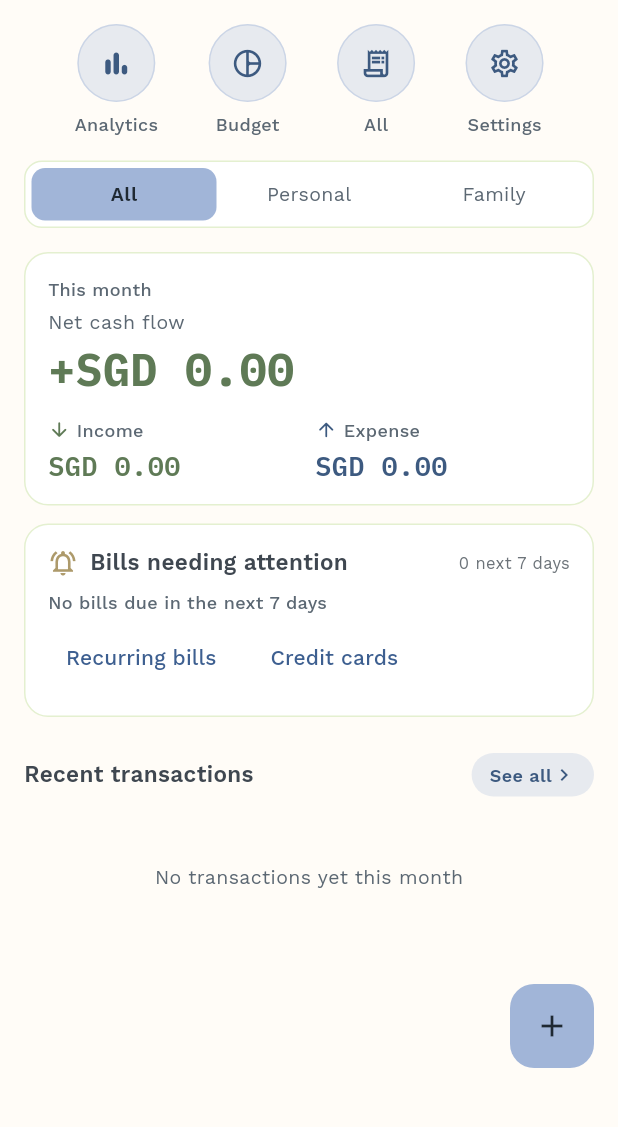
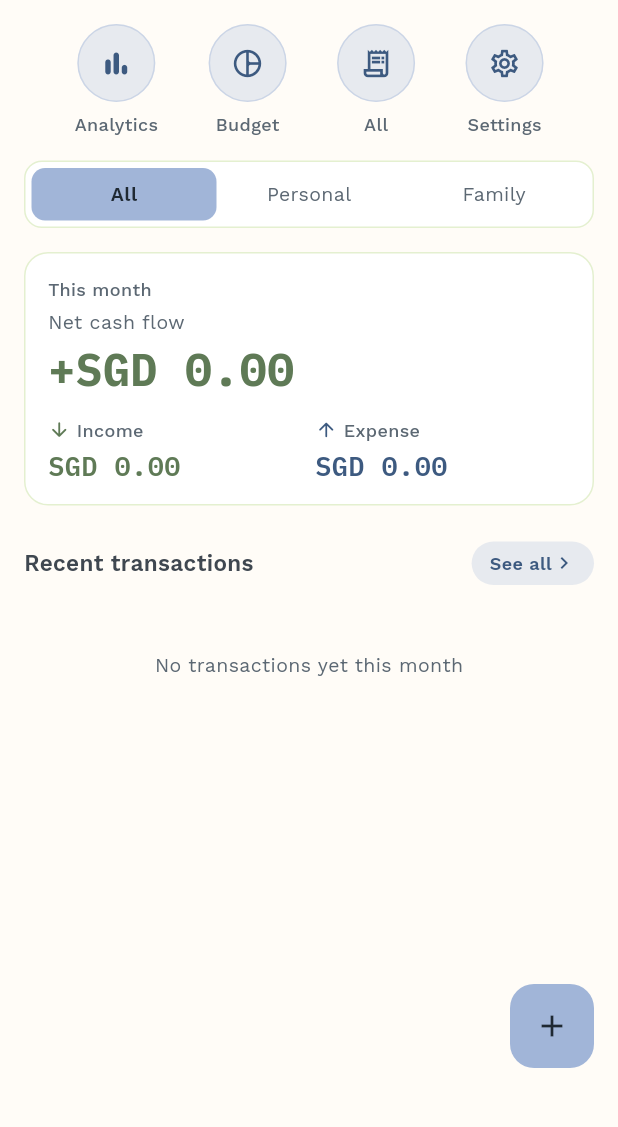
Before and after one commit to wynnteo/byelui, a Flutter app: the screen it shows after launch, on a phone screen of 412 x 824 dp, the part 69-1196 px from its top. Run offline on Flutter 3.47's test engine with Material 3 defaults, Android fonts, the phone set to English and light mode, and no system bars; our stand-ins replace csv, file_picker, fl_chart, flutter_local_notifications, flutter_secure_storage, google_fonts and 9 more; missing offline and left inert: excel; accounts and stored records are empty; network calls fail.

Commit message:
ux: simplify billing navigation, dates and backup copy

```diff
--- a/lib/screens/home_screen.dart
+++ b/lib/screens/home_screen.dart
@@ -12,8 +12,6 @@ import 'analytics_screen.dart';
 import 'settings_screen.dart';
 import 'all_transactions_screen.dart';
 import 'budgets_screen.dart';
-import 'upcoming_bills_screen.dart';
-import 'credit_card_bills_screen.dart';
 import '../i18n/s.dart';
 
 class HomeScreen extends StatefulWidget {
@@ -147,117 +145,6 @@ class _HomeScreenState extends State<HomeScreen> {
                   ),
                 ),
                 const SizedBox(height: 12),
-
-                // Only actionable reminders belong on Home. Full bill
-                // schedules remain in their own screens.
-                Builder(builder: (context) {
-                  final today = DateTime(now.year, now.month, now.day);
-                  final horizon = today.add(const Duration(days: 7));
-                  final statements = _dataService.getCardStatements()
-                      .where((bill) => !bill.isPaid &&
-                          (_scopeFilter == null || bill.scope == _scopeFilter) &&
-                          bill.dueDate.isBefore(horizon.add(const Duration(days: 1))))
-                      .toList()
-                    ..sort((a, b) => a.dueDate.compareTo(b.dueDate));
-                  final recurring = upcomingRecurringBills(
-                    _dataService.getRecurringTransactions(activeOnly: true),
-                    scope: _scopeFilter,
-                    days: 7,
-                  );
-                  final entries = <({DateTime date, String label, String detail, bool card})>[
-                    ...statements.map((bill) => (
-                      date: bill.dueDate,
-                      label: bill.cardName,
-                      detail: bill.isOverdue ? S.t.overdueCreditCard : S.t.creditCardStatement,
-                      card: true,
-                    )),
-                    ...recurring.map((bill) => (
-                      date: bill.dueDate,
-                      label: bill.rule.description,
-                      detail: S.t.scheduledExpense,
-                      card: false,
-                    )),
-                  ]..sort((a, b) => a.date.compareTo(b.date));
-                  return Padding(
-                    padding: const EdgeInsets.only(bottom: 12),
-                    child: GlassCard(
-                      child: Column(
-                        crossAxisAlignment: CrossAxisAlignment.start,
-                        children: [
-                          Row(children: [
-                            Icon(Icons.notifications_active_outlined,
-                                color: AppTheme.accentAmber, size: 20),
-                            const SizedBox(width: 8),
-                            Expanded(child: Text(S.t.billsNeedingAttention,
-                                style: AppTheme.headingSmall)),
-                            Text(S.t.billsNextSevenDays(entries.length),
-                                style: AppTheme.caption),
-                          ]),
-                          const SizedBox(height: 8),
-                          if (entries.isEmpty)
-                            Text(S.t.noBillsDueSoon,
-                                style: AppTheme.bodySmall),
-                          ...entries.take(2).map((entry) => InkWell(
-                            onTap: () async {
-                              await Navigator.push(context, MaterialPageRoute(
-                                builder: (_) => entry.card
-                                    ? CreditCardBillsScreen(initialScope: _scopeFilter)
-                                    : UpcomingBillsScreen(initialScope: _scopeFilter),
-                              ));
-                              _refresh();
-                            },
-                            child: Padding(
-                              padding: const EdgeInsets.symmetric(vertical: 7),
-                              child: Row(children: [
-                                Expanded(child: Column(
-                                  crossAxisAlignment: CrossAxisAlignment.start,
-                                  children: [
-                                    Text(entry.label, style: AppTheme.bodyMedium,
-                                        maxLines: 1, overflow: TextOverflow.ellipsis),
-                                    Text(entry.detail, style: AppTheme.caption),
-                                  ],
-                                )),
-                                const SizedBox(width: 6),
-                                Text('${entry.date.day}/${entry.date.month}',
-                                    style: AppTheme.bodySmall),
-                                Icon(Icons.chevron_right,
-                                    color: AppTheme.textTertiary, size: 18),
-                              ]),
-                            ),
-                          )),
-                          if (entries.length > 2)
-                            Text(S.t.moreBillsDueSoon(entries.length - 2),
-                                style: AppTheme.caption),
-                          const SizedBox(height: 4),
-                          Wrap(
-                            spacing: 12,
-                            runSpacing: 0,
-                            children: [
-                              TextButton(
-                                onPressed: () async {
-                                  await Navigator.push(context, MaterialPageRoute(
-                                    builder: (_) => UpcomingBillsScreen(initialScope: _scopeFilter),
-                                  ));
-                                  _refresh();
-                                },
-                                child: Text(S.t.recurringBills),
-                              ),
-                              TextButton(
-                                onPressed: () async {
-                                  await Navigator.push(context, MaterialPageRoute(
-                                    builder: (_) => CreditCardBillsScreen(initialScope: _scopeFilter),
-                                  ));
-                                  _refresh();
-                                },
-                                child: Text(S.t.creditCards),
-                              ),
-                            ],
-                          ),
-                        ],
-                      ),
-                    ),
-                  );
-                }),
 
                 // Budget alerts are retained below, but the full budget card
                 // and analytics insights belong to their respective screens.
```
